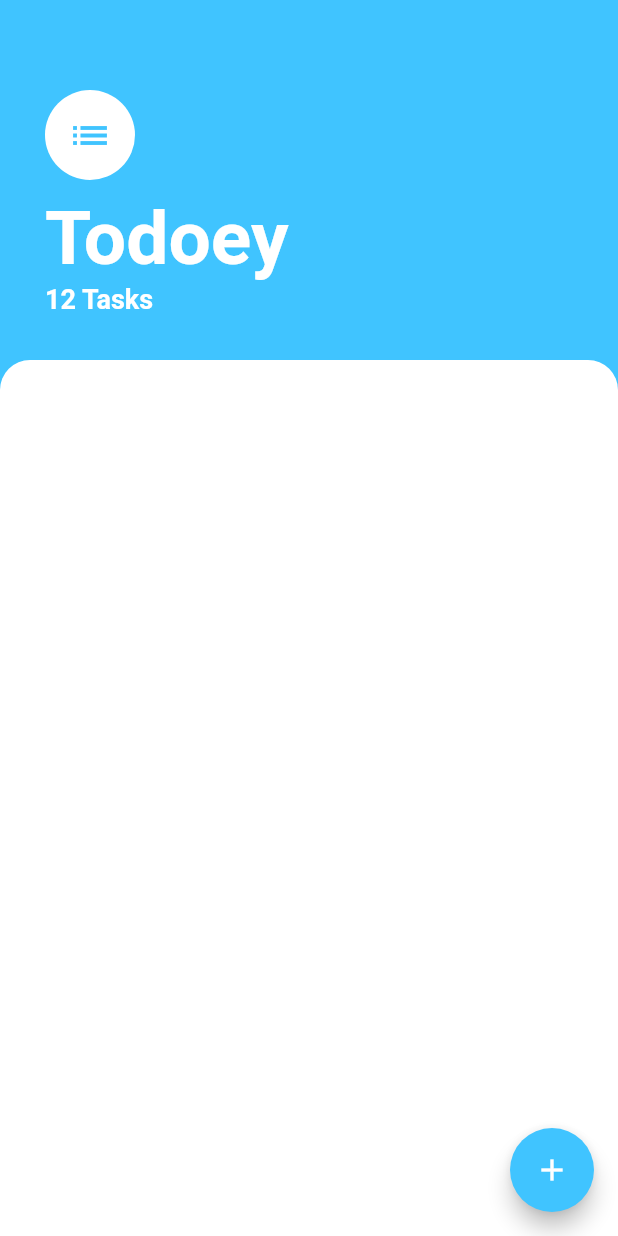
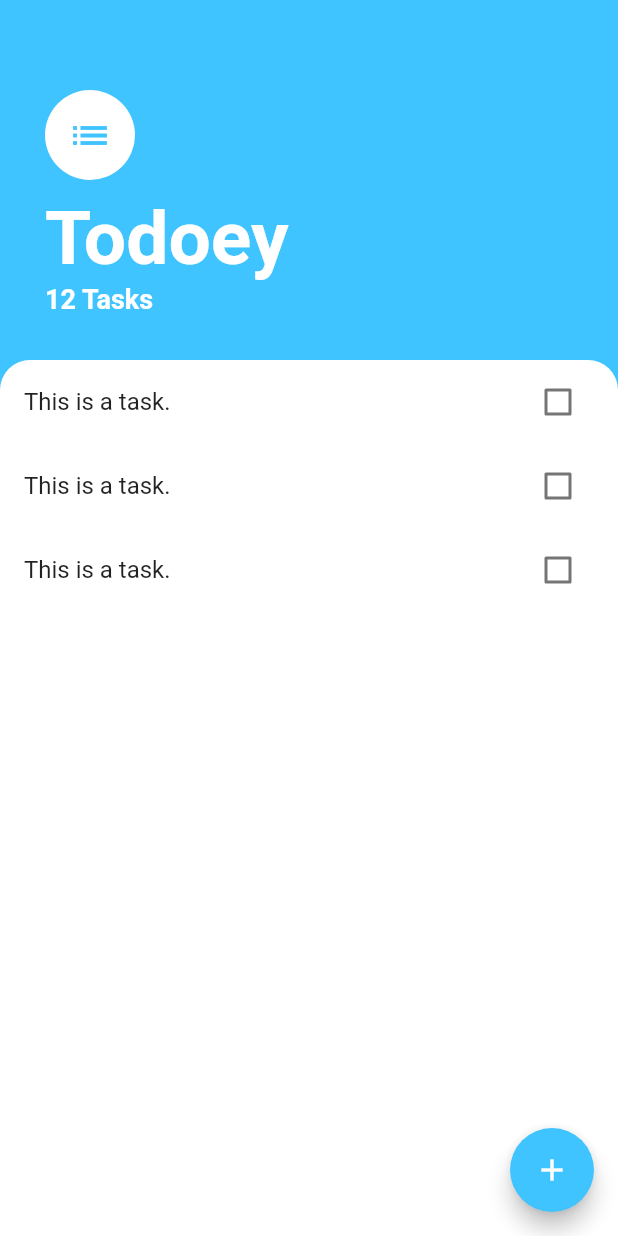
Before and after one commit to MdTanvirAhemd/todoey_flutter, a Flutter app: the screen it shows after launch, on a phone screen of 412 x 824 dp. Run offline on Flutter 3.47's test engine with Material 2 defaults, Android fonts, the phone set to English and light mode, and no system bars.

Commit message:
ListView implementation

```diff
--- a/lib/screens/tasks_screen.dart
+++ b/lib/screens/tasks_screen.dart
@@ -1,4 +1,5 @@
 import 'package:flutter/material.dart';
+import 'package:todoey_flutter/widgets/tasks_list.dart';
 
 class TasksScreen extends StatelessWidget {
   @override
@@ -8,16 +9,14 @@ class TasksScreen extends StatelessWidget {
       floatingActionButton: FloatingActionButton(
         backgroundColor: Colors.lightBlueAccent,
         child: Icon(Icons.add),
-        onPressed: () {
-
-        },
+        onPressed: () {},
       ),
       body: Column(
         crossAxisAlignment: CrossAxisAlignment.start,
         children: [
           Container(
-            padding:
-                EdgeInsets.only(top: 60.0, left: 30.0, right: 30.0, bottom: 30.0),
+            padding: EdgeInsets.only(
+                top: 60.0, left: 30.0, right: 30.0, bottom: 30.0),
             child: Column(
               crossAxisAlignment: CrossAxisAlignment.start,
               children: <Widget>[
@@ -49,18 +48,19 @@ class TasksScreen extends StatelessWidget {
                     fontWeight: FontWeight.w700,
                   ),
                 ),
-
               ],
             ),
           ),
           Expanded(
             child: Container(
               decoration: BoxDecoration(
-                  color: Colors.white,
-                  borderRadius: BorderRadius.only(
-                    topLeft: Radius.circular(20.0),
-                    topRight: Radius.circular(20.0),
-                  )),
+                color: Colors.white,
+                borderRadius: BorderRadius.only(
+                  topLeft: Radius.circular(20.0),
+                  topRight: Radius.circular(20.0),
+                ),
+              ),
+              child: TasksList(),
             ),
           ),
         ],
--- /dev/null
+++ b/lib/widgets/tasks_list.dart
@@ -0,0 +1,16 @@
+import 'package:flutter/material.dart';
+import 'package:todoey_flutter/widgets/tasks_tile.dart';
+
+class TasksList extends StatelessWidget {
+
+  @override
+  Widget build(BuildContext context) {
+    return ListView(
+      children: <Widget> [
+        TaskTile(),
+        TaskTile(),
+        TaskTile(),
+      ],
+    );
+  }
+}
--- /dev/null
+++ b/lib/widgets/tasks_tile.dart
@@ -0,0 +1,14 @@
+import 'package:flutter/material.dart';
+
+class TaskTile extends StatelessWidget {
+  @override
+  Widget build(BuildContext context) {
+    return ListTile(
+        title: Text('This is a task.'),
+        trailing: Checkbox(
+          value: false,
+          onChanged:(newValue) { },
+        )
+    );
+  }
+}
```
